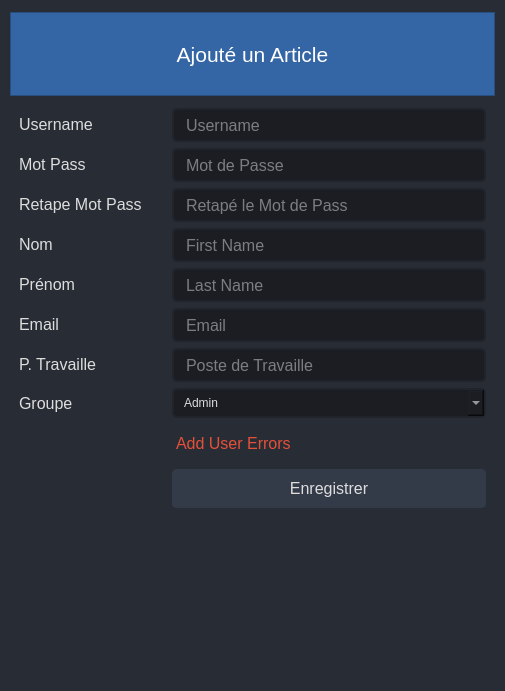
Before: the Qt Designer form uis/ui_article.ui in bdabve/Gestion-Stocks, drawn with Qt 5.
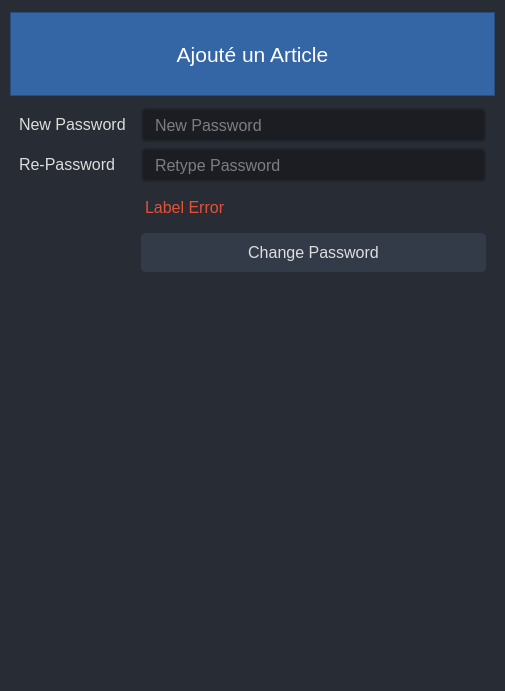
After: the same form once the commit is applied. Icons and pictures are not drawn.

```diff
--- a/uis/ui_article.ui
+++ b/uis/ui_article.ui
@@ -45,6 +45,7 @@
 #LoginPage,
 #NewUserPage,
 #EditUserPage,
+#ChangePasswordPage,
 
 #NewCommandPage
 {
@@ -72,6 +73,7 @@
 #labelLoginErrors,
 #labelAddUserErrors,
 #labelEditUserErrors,
+#labelChangePassErrors,
 
 #labelCommandError {	
 	color: #e55039;
@@ -423,7 +425,7 @@
       </size>
      </property>
      <property name="currentIndex">
-      <number>6</number>
+      <number>9</number>
      </property>
      <widget class="QWidget" name="NewCategoryPage">
       <layout class="QVBoxLayout" name="verticalLayout_7">
@@ -2487,6 +2489,123 @@
        </item>
       </layout>
      </widget>
+     <widget class="QWidget" name="ChangePasswordPage">
+      <layout class="QVBoxLayout" name="verticalLayout_12">
+       <item>
+        <widget class="QFrame" name="frame_7">
+         <property name="frameShape">
+          <enum>QFrame::NoFrame</enum>
+         </property>
+         <property name="frameShadow">
+          <enum>QFrame::Raised</enum>
+         </property>
+         <layout class="QFormLayout" name="formLayout_8">
+          <property name="horizontalSpacing">
+           <number>15</number>
+          </property>
+          <property name="verticalSpacing">
+           <number>6</number>
+          </property>
+          <property name="leftMargin">
+           <number>0</number>
+          </property>
+          <property name="topMargin">
+           <number>0</number>
+          </property>
+          <property name="rightMargin">
+           <number>0</number>
+          </property>
+          <property name="bottomMargin">
+           <number>0</number>
+          </property>
+          <item row="0" column="0">
+           <widget class="QLabel" name="usernameLoginLabel_2">
+            <property name="text">
+             <string>New Password</string>
+            </property>
+           </widget>
+          </item>
+          <item row="0" column="1">
+           <widget class="QLineEdit" name="lineEditChangePass">
+            <property name="echoMode">
+             <enum>QLineEdit::Password</enum>
+            </property>
+            <property name="placeholderText">
+             <string>New Password</string>
+            </property>
+           </widget>
+          </item>
+          <item row="1" column="0">
+           <widget class="QLabel" name="passwordLabel_2">
+            <property name="text">
+             <string>Re-Password</string>
+            </property>
+           </widget>
+          </item>
+          <item row="1" column="1">
+           <widget class="QLineEdit" name="lineEditReChangePass">
+            <property name="echoMode">
+             <enum>QLineEdit::Password</enum>
+            </property>
+            <property name="placeholderText">
+             <string>Retype Password</string>
+            </property>
+           </widget>
+          </item>
+          <item row="2" column="1">
+           <widget class="QLabel" name="labelChangePassErrors">
+            <property name="sizePolicy">
+             <sizepolicy hsizetype="Preferred" vsizetype="Preferred">
+              <horstretch>0</horstretch>
+              <verstretch>0</verstretch>
+             </sizepolicy>
+            </property>
+            <property name="text">
+             <string>Label Error</string>
+            </property>
+            <property name="wordWrap">
+             <bool>true</bool>
+            </property>
+           </widget>
+          </item>
+          <item row="3" column="1">
+           <widget class="QPushButton" name="buttonChangePassword">
+            <property name="text">
+             <string>Change Password</string>
+            </property>
+            <property name="iconSize">
+             <size>
+              <width>25</width>
+              <height>25</height>
+             </size>
+            </property>
+           </widget>
+          </item>
+          <item row="2" column="0">
+           <widget class="QLabel" name="labelChangePasswordUserID">
+            <property name="text">
+             <string/>
+            </property>
+           </widget>
+          </item>
+         </layout>
+        </widget>
+       </item>
+       <item>
+        <spacer name="verticalSpacer_11">
+         <property name="orientation">
+          <enum>Qt::Vertical</enum>
+         </property>
+         <property name="sizeHint" stdset="0">
+          <size>
+           <width>20</width>
+           <height>40</height>
+          </size>
+         </property>
+        </spacer>
+       </item>
+      </layout>
+     </widget>
      <widget class="QWidget" name="NewCommandPage">
       <layout class="QVBoxLayout" name="verticalLayout_11">
        <item>
```
Left out of the diff: 20 changed lines with no effect on the pictures.
